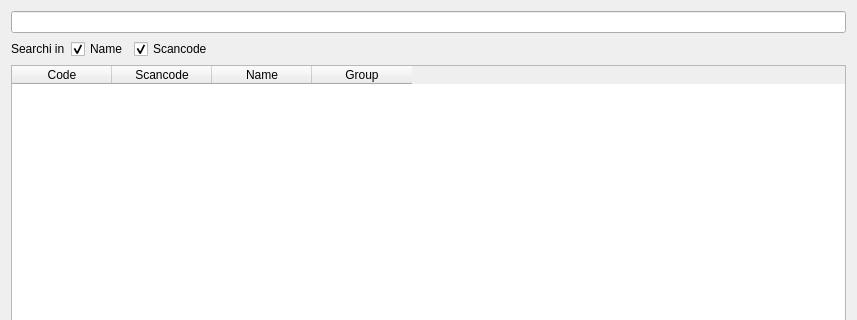
Above: Shop/dlggoodslist.ui from End1-1/Cafe5 before the change; both pictures show x 0 to 857 and y 0 to 320 of the 857 by 547 pixel window. Below: the same form after it.
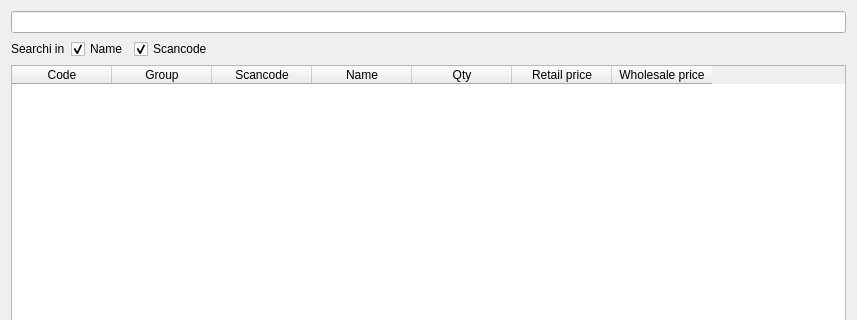
That is the form after the change. Custom widgets are drawn as their Qt base class.

The edit to the form file:
```diff
--- a/Shop/dlggoodslist.ui
+++ b/Shop/dlggoodslist.ui
@@ -100,6 +100,11 @@
        <string>Code</string>
       </property>
      </column>
+     <column>
+      <property name="text">
+       <string>Group</string>
+      </property>
+     </column>
      <column>
       <property name="text">
        <string>Scancode</string>
@@ -112,7 +117,17 @@
      </column>
      <column>
       <property name="text">
-       <string>Group</string>
+       <string>Qty</string>
+      </property>
+     </column>
+     <column>
+      <property name="text">
+       <string>Retail price</string>
+      </property>
+     </column>
+     <column>
+      <property name="text">
+       <string>Wholesale price</string>
       </property>
      </column>
     </widget>
@@ -173,6 +188,11 @@
    <extends>QTableWidget</extends>
    <header location="global">c5tablewidget.h</header>
   </customwidget>
+  <customwidget>
+   <class>C5LineEdit</class>
+   <extends>QLineEdit</extends>
+   <header location="global">c5lineedit.h</header>
+  </customwidget>
  </customwidgets>
  <resources/>
  <connections/>
```
Left out of the diff: 32 changed lines with no effect on the pictures.
